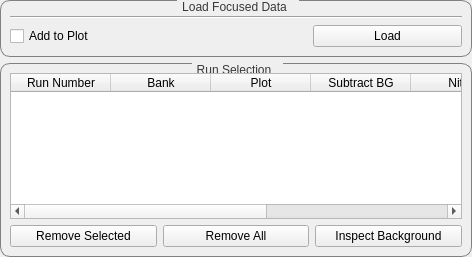
The window that scripts/Engineering/gui/engineering_diffraction/tabs/fitting/data_handling/data_widget.ui (mantidproject/mantid) describes before a commit, drawn with Qt 5.
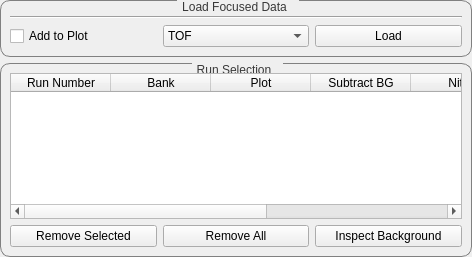
The same window after the commit. Custom widgets are drawn as their Qt base class.

Commit message: Add an xunit combo box

Patch:
```diff
--- a/scripts/Engineering/gui/engineering_diffraction/tabs/fitting/data_handling/data_widget.ui
+++ b/scripts/Engineering/gui/engineering_diffraction/tabs/fitting/data_handling/data_widget.ui
@@ -70,7 +70,21 @@
           </property>
          </widget>
         </item>
-        <item row="2" column="0" colspan="2">
+		<item row="2" column="1">
+         <widget class="QComboBox" name="combo_xunit">
+          <item>
+           <property name="text">
+            <string>TOF</string>
+           </property>
+          </item>
+          <item>
+           <property name="text">
+            <string>d-spacing</string>
+           </property>
+          </item>
+         </widget>
+        </item>
+        <item row="2" column="0" colspan="1">
          <widget class="QCheckBox" name="check_addToPlot">
           <property name="text">
            <string>Add to Plot</string>
```
The commit also changes 2 other files.
